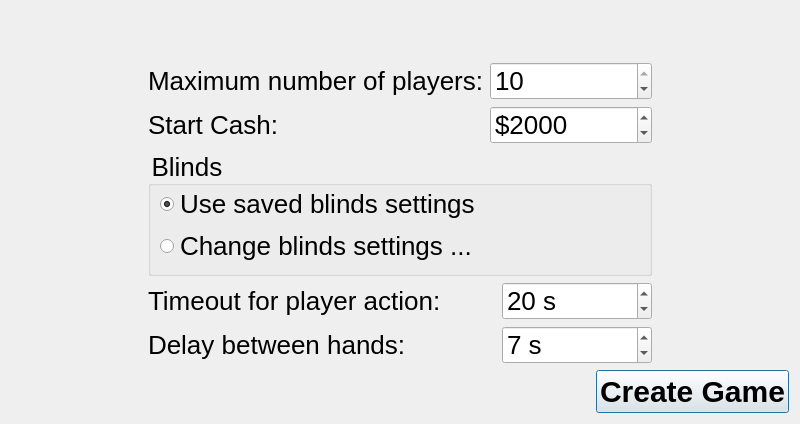
The window that src/gui/qt/gui_800x480/createnetworkgamedialog_800x480.ui (pokerth/pokerth) describes before a commit, drawn with Qt 5.
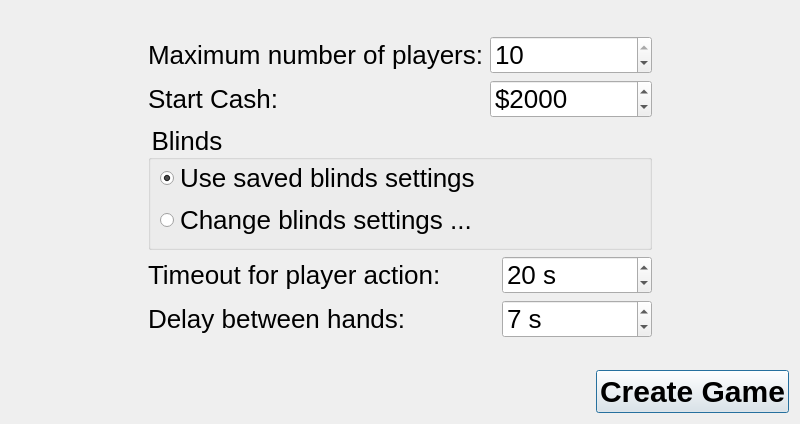
The same window after the commit.

```diff
--- a/src/gui/qt/gui_800x480/createnetworkgamedialog_800x480.ui
+++ b/src/gui/qt/gui_800x480/createnetworkgamedialog_800x480.ui
@@ -255,6 +255,19 @@
         </property>
        </widget>
       </item>
+      <item row="5" column="0">
+       <spacer name="verticalSpacer">
+        <property name="orientation">
+         <enum>Qt::Vertical</enum>
+        </property>
+        <property name="sizeHint" stdset="0">
+         <size>
+          <width>20</width>
+          <height>40</height>
+         </size>
+        </property>
+       </spacer>
+      </item>
      </layout>
     </widget>
    </item>
```
Left out of the diff: 2 changed lines with no effect on the pictures.
